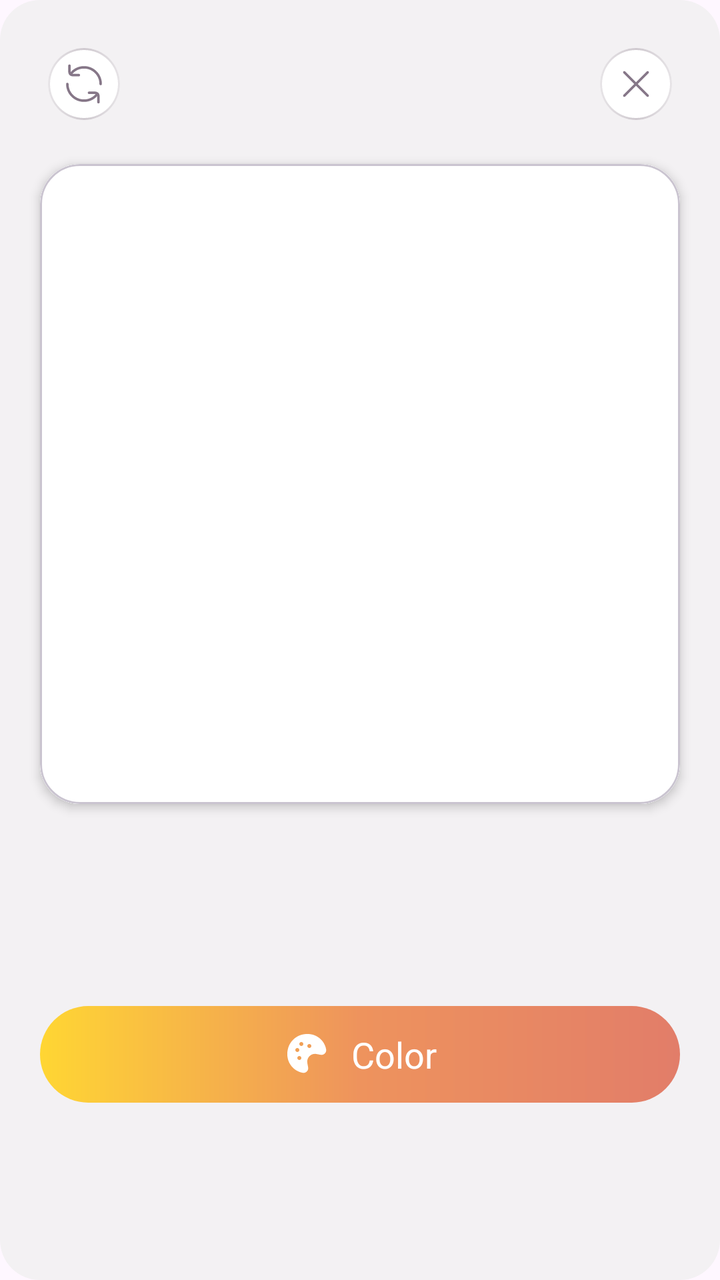
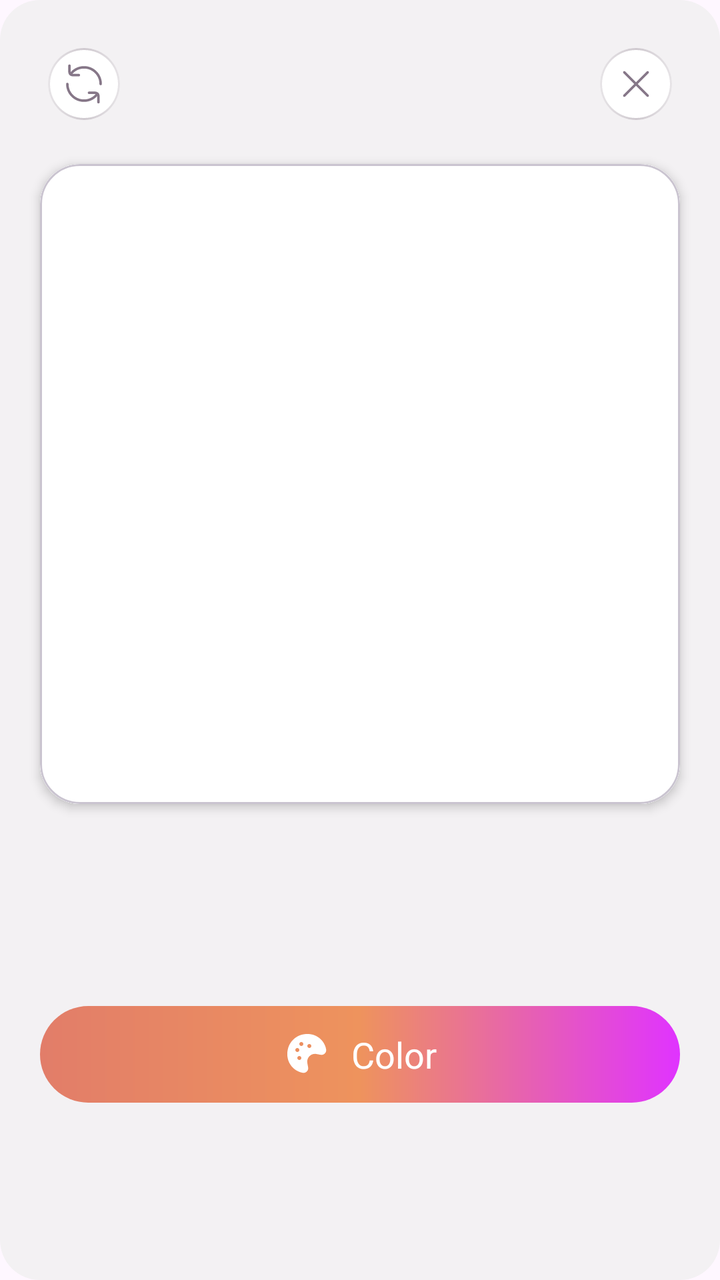

Before-and-after screenshots of an Android layout around one commit, followed by the original layout XML and the change that was made.
<!-- AndroidManifest.xml: application theme Theme.BaseProject -->
<!-- res/layout/fragment_current_picture_dialog.xml -->
<?xml version="1.0" encoding="utf-8"?>
<androidx.constraintlayout.widget.ConstraintLayout xmlns:android="http://schemas.android.com/apk/res/android"
    xmlns:app="http://schemas.android.com/apk/res-auto"
    xmlns:tools="http://schemas.android.com/tools"
    android:layout_width="match_parent"
    android:layout_height="wrap_content"
    android:background="@drawable/bg_grey_50_20"
    android:clipChildren="false"
    android:clipToPadding="false"
    android:minHeight="40dp"
    android:padding="20dp"
    tools:context=".dialog.CurrentPictureDialog"
    android:layoutDirection="ltr">

    <ImageView
        android:id="@+id/btnClose"
        android:layout_width="wrap_content"
        android:layout_height="wrap_content"
        android:src="@drawable/ic_close_new"
        app:layout_constraintEnd_toEndOf="parent"
        app:layout_constraintTop_toTopOf="parent" />

    <ImageView
        android:id="@+id/btnReset"
        android:layout_width="wrap_content"
        android:layout_height="wrap_content"
        android:src="@drawable/ic_revert"
        app:layout_constraintStart_toStartOf="parent"
        app:layout_constraintTop_toTopOf="parent" />

    <com.google.android.material.card.MaterialCardView
        android:id="@+id/ivCardView"
        android:layout_width="0dp"
        android:layout_height="0dp"
        android:layout_marginTop="18dp"
        app:cardBackgroundColor="@color/white"
        app:cardCornerRadius="20dp"
        app:cardElevation="3dp"
        app:cardPreventCornerOverlap="false"
        app:cardUseCompatPadding="false"
        app:layout_constraintDimensionRatio="1:1"
        app:layout_constraintEnd_toEndOf="parent"
        app:layout_constraintStart_toStartOf="parent"
        app:layout_constraintTop_toBottomOf="@id/btnReset">

        <ImageView
            android:id="@+id/ivImage"
            android:layout_width="match_parent"
            android:layout_height="match_parent"
            android:background="@color/white"
            android:scaleType="fitCenter"
            android:src="@color/white" />

    </com.google.android.material.card.MaterialCardView>

    <LinearLayout
        android:id="@+id/btnColor"
        android:layout_width="match_parent"
        android:layout_height="wrap_content"
        android:layout_marginTop="32dp"
        android:background="@drawable/bg_gradient"
        android:gravity="center"
        android:orientation="horizontal"
        android:paddingVertical="12dp"
        app:layout_constraintBottom_toBottomOf="parent"
        app:layout_constraintEnd_toEndOf="parent"
        app:layout_constraintStart_toStartOf="parent"
        app:layout_constraintTop_toBottomOf="@id/ivCardView">

        <ImageView
            android:layout_width="24dp"
            android:layout_height="24dp"
            android:src="@drawable/ic_mini_color" />

        <Space
            android:layout_width="10dp"
            android:layout_height="wrap_content" />

        <TextView
            android:id="@+id/tvColor"
            style="@style/ButtonM"
            android:layout_width="wrap_content"
            android:layout_height="wrap_content"
            android:text="@string/color"
            android:textColor="@color/white" />
    </LinearLayout>


</androidx.constraintlayout.widget.ConstraintLayout>
<!-- resources referenced by this layout -->
<resources>
  <color name="white">#FFFFFFFF</color>
  <!-- drawable bg_gradient (drawable) -->
  <?xml version="1.0" encoding="utf-8"?>
  <shape xmlns:android="http://schemas.android.com/apk/res/android"
      android:shape="rectangle">
  
      <corners android:radius="100dp" />
      <gradient
          android:centerColor="#EE935D"
          android:endColor="#E27D69"
          android:startColor="#FFD633" />
  </shape>
  <!-- drawable bg_grey_50_20 (drawable) -->
  <?xml version="1.0" encoding="utf-8"?>
  <shape android:shape="rectangle"
      xmlns:android="http://schemas.android.com/apk/res/android">
  
      <corners android:radius="20dp" />
      <solid android:color="@color/grey_50" />
  </shape>
  <!-- drawable ic_mini_color (drawable) -->
  <vector xmlns:android="http://schemas.android.com/apk/res/android"
      android:width="24dp"
      android:height="24dp"
      android:viewportWidth="24"
      android:viewportHeight="24">
    <path
        android:pathData="M11.811,2H12.196C16.715,2 20.588,5.232 21.396,9.678C21.688,11.285 20.285,12.688 18.678,12.396L16.5,12C13.84,11.516 11.516,13.84 12,16.5L12.396,18.678C12.688,20.285 11.285,21.688 9.678,21.396C5.232,20.588 2,16.715 2,12.196V11.811C2,6.393 6.393,2 11.811,2ZM9,8C9.552,8 10,7.552 10,7C10,6.448 9.552,6 9,6C8.448,6 8,6.448 8,7C8,7.552 8.448,8 9,8ZM13,9C13.552,9 14,8.552 14,8C14,7.448 13.552,7 13,7C12.448,7 12,7.448 12,8C12,8.552 12.448,9 13,9ZM8,10C8,10.552 7.552,11 7,11C6.448,11 6,10.552 6,10C6,9.448 6.448,9 7,9C7.552,9 8,9.448 8,10ZM8,15C8.552,15 9,14.552 9,14C9,13.448 8.552,13 8,13C7.448,13 7,13.448 7,14C7,14.552 7.448,15 8,15Z"
        android:fillColor="#ffffff"
        android:fillType="evenOdd"/>
  </vector>
  <string name="color">Color</string>
  <style name="ButtonM">
          <item name="fontFamily">@font/nunito_sans_bold</item>
          <item name="android:textSize">18sp</item>
      </style>
  <style name="Theme.BaseProject" parent="Base.Theme.BaseProject" />
  <color name="grey_50">#F3F1F3</color>
  <style name="Base.Theme.BaseProject" parent="Theme.Material3.DayNight.NoActionBar">
          
          
      </style>
  <!-- unchanged entries left out for length: 2 -->
</resources>

<!-- the commit's change to res/layout/fragment_current_picture_dialog.xml (unified diff, before → after) -->
@@ -50,7 +50,6 @@
             android:background="@color/white"
             android:scaleType="fitCenter"
             android:src="@color/white" />
-
     </com.google.android.material.card.MaterialCardView>
 
     <LinearLayout
<!-- resource entries referenced after the edit -->
@@ -8,9 +8,9 @@
   
       <corners android:radius="100dp" />
       <gradient
-          android:centerColor="#EE935D"
-          android:endColor="#E27D69"
-          android:startColor="#FFD633" />
+          android:centerColor="@color/orange350"
+          android:endColor="#E033FF"
+          android:startColor="@color/red_350" />
   </shape>
   <!-- drawable bg_grey_50_20 (drawable) -->
   <?xml version="1.0" encoding="utf-8"?>
@@ -37,6 +37,8 @@
           <item name="android:textSize">18sp</item>
       </style>
   <style name="Theme.BaseProject" parent="Base.Theme.BaseProject" />
+  <color name="orange350">#EE935D</color>
+  <color name="red_350">#E27D69</color>
   <color name="grey_50">#F3F1F3</color>
   <style name="Base.Theme.BaseProject" parent="Theme.Material3.DayNight.NoActionBar">
           
